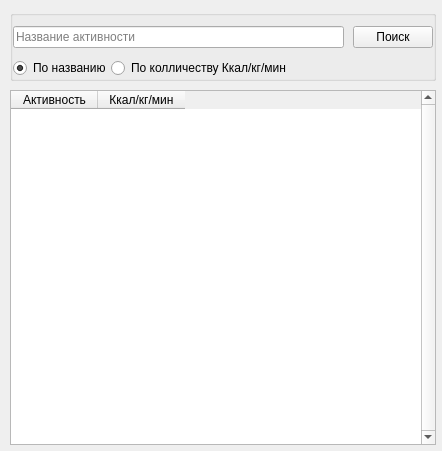
Galoev/nutritionist-helper, file project/forms/Activity_seach.ui: the form before one commit.
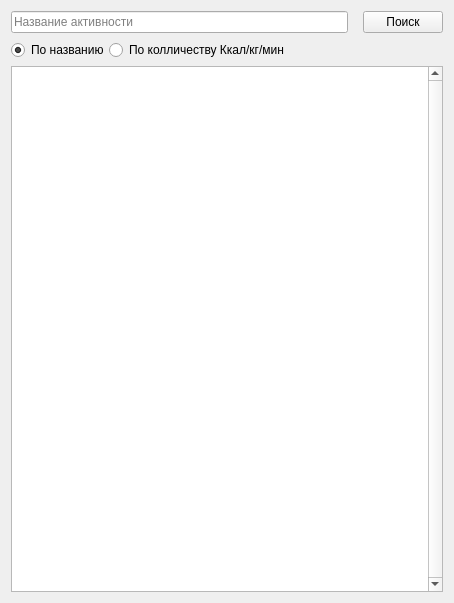
The form after the commit.

```diff
--- a/project/forms/Activity_seach.ui
+++ b/project/forms/Activity_seach.ui
@@ -6,41 +6,14 @@
    <rect>
     <x>0</x>
     <y>0</y>
-    <width>442</width>
-    <height>451</height>
+    <width>454</width>
+    <height>603</height>
    </rect>
   </property>
   <property name="windowTitle">
    <string>Form</string>
   </property>
-  <widget class="QGroupBox" name="groupBox">
-   <property name="geometry">
-    <rect>
-     <x>10</x>
-     <y>10</y>
-     <width>426</width>
-     <height>71</height>
-    </rect>
-   </property>
-   <property name="title">
-    <string/>
-   </property>
-   <layout class="QVBoxLayout" name="verticalLayout_2">
-    <property name="spacing">
-     <number>0</number>
-    </property>
-    <property name="leftMargin">
-     <number>0</number>
-    </property>
-    <property name="topMargin">
-     <number>0</number>
-    </property>
-    <property name="rightMargin">
-     <number>0</number>
-    </property>
-    <property name="bottomMargin">
-     <number>0</number>
-    </property>
+  <layout class="QVBoxLayout" name="verticalLayout" stretch="0,0,1">
     <item>
      <layout class="QHBoxLayout" name="horizontalLayout_4">
       <item>
@@ -168,17 +141,8 @@
       </item>
      </layout>
     </item>
-   </layout>
-  </widget>
+   <item>
   <widget class="QTableWidget" name="tableWidget_activitys">
-   <property name="geometry">
-    <rect>
-     <x>10</x>
-     <y>90</y>
-     <width>426</width>
-     <height>355</height>
-    </rect>
-   </property>
    <property name="verticalScrollBarPolicy">
     <enum>Qt::ScrollBarAlwaysOn</enum>
    </property>
@@ -192,13 +156,13 @@
     <enum>QAbstractItemView::SelectRows</enum>
    </property>
    <attribute name="horizontalHeaderVisible">
-    <bool>true</bool>
+      <bool>false</bool>
    </attribute>
    <attribute name="horizontalHeaderDefaultSectionSize">
     <number>87</number>
    </attribute>
    <attribute name="verticalHeaderVisible">
-    <bool>true</bool>
+      <bool>false</bool>
    </attribute>
    <attribute name="verticalHeaderShowSortIndicator" stdset="0">
     <bool>true</bool>
@@ -214,6 +178,8 @@
     </property>
    </column>
   </widget>
+   </item>
+  </layout>
  </widget>
  <resources/>
  <connections/>
```
Lines whose indentation alone changed are shown as unchanged.
